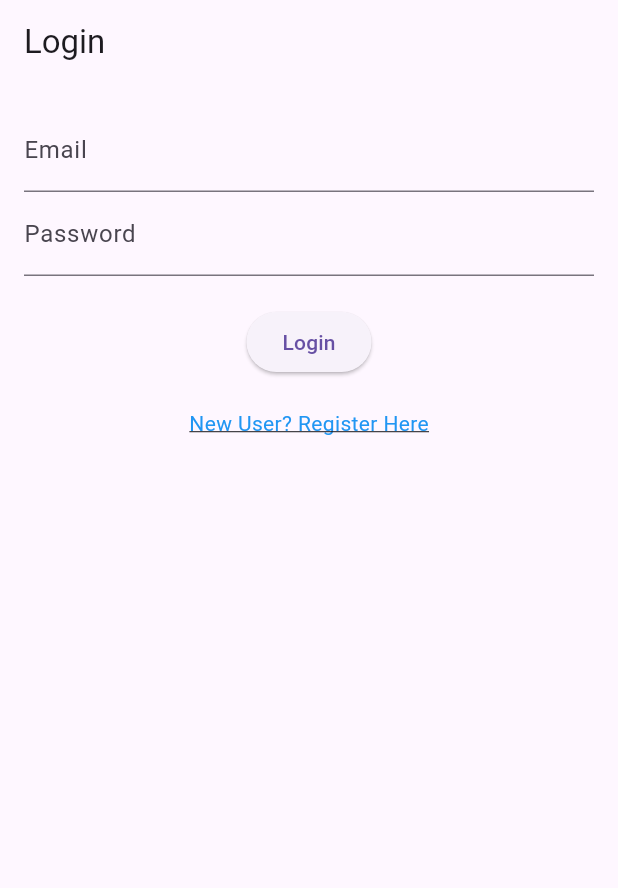
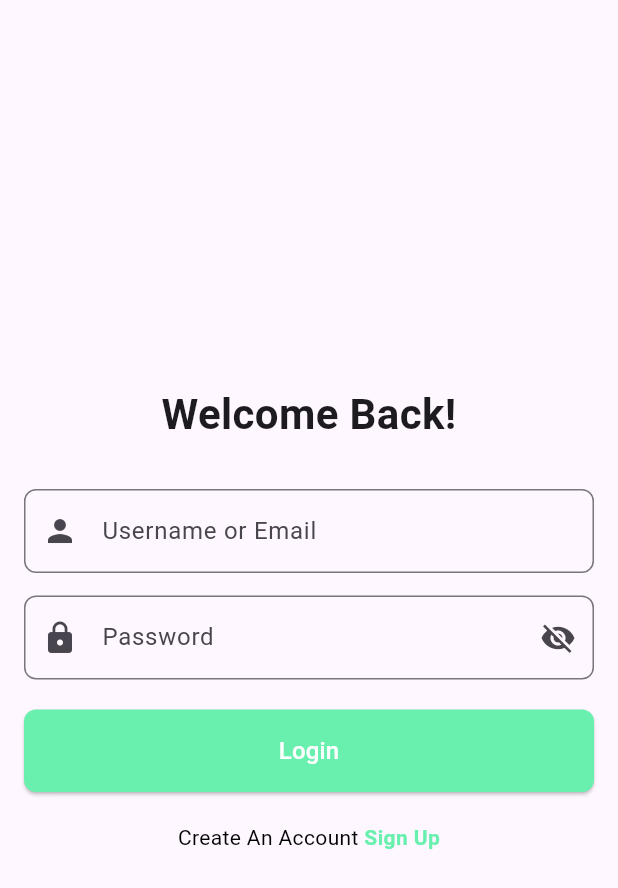
Before and after one commit to Gridiffin/USQ1, a Flutter app: the screen it shows after launch, on a phone screen of 412 x 824 dp. Shown: the top 888 px of the screen. Run offline on Flutter 3.47's test engine with Material 3 defaults, Android fonts, the phone set to English and light mode, and no system bars; our stand-ins replace firebase_auth, firebase_core; accounts and stored records are empty.

Commit message:
latest login and register interface

```diff
--- a/lib/src/screens/auth/loginscreen.dart
+++ b/lib/src/screens/auth/loginscreen.dart
@@ -13,6 +13,7 @@ class _LoginScreenState extends State<LoginScreen> {
   final _passwordController = TextEditingController();
   final AuthService _authService = AuthService();
 
+  bool _isPasswordVisible = false;
   String? _errorMessage;
 
   void _login() async {
@@ -42,32 +43,81 @@ class _LoginScreenState extends State<LoginScreen> {
   @override
   Widget build(BuildContext context) {
     return Scaffold(
-      appBar: AppBar(
-        title: Text('Login'),
-      ),
       body: Padding(
         padding: EdgeInsets.all(16.0),
+        child: Center(
+          child: SingleChildScrollView(
             child: Column(
+              mainAxisAlignment: MainAxisAlignment.center,
+              crossAxisAlignment: CrossAxisAlignment.stretch,
               children: [
+                Text(
+                  'Welcome Back!',
+                  style: TextStyle(
+                    fontSize: 28.0,
+                    fontWeight: FontWeight.bold,
+                  ),
+                  textAlign: TextAlign.center,
+                ),
+                SizedBox(height: 30),
                 TextField(
                   controller: _emailController,
-              decoration: InputDecoration(labelText: 'Email'),
+                  decoration: InputDecoration(
+                    prefixIcon: Icon(Icons.person),
+                    hintText: 'Username or Email',
+                    border: OutlineInputBorder(
+                      borderRadius: BorderRadius.circular(8.0),
                     ),
+                  ),
+                ),
+                SizedBox(height: 15),
                 TextField(
                   controller: _passwordController,
-              obscureText: true,
-              decoration: InputDecoration(labelText: 'Password'),
+                  obscureText: !_isPasswordVisible,
+                  decoration: InputDecoration(
+                    prefixIcon: Icon(Icons.lock),
+                    suffixIcon: IconButton(
+                      icon: Icon(
+                        _isPasswordVisible
+                            ? Icons.visibility
+                            : Icons.visibility_off,
+                      ),
+                      onPressed: () {
+                        setState(() {
+                          _isPasswordVisible = !_isPasswordVisible;
+                        });
+                      },
+                    ),
+                    hintText: 'Password',
+                    border: OutlineInputBorder(
+                      borderRadius: BorderRadius.circular(8.0),
+                    ),
+                  ),
                 ),
                 SizedBox(height: 20),
                 ElevatedButton(
                   onPressed: _login,
-              child: Text('Login'),
+                  style: ElevatedButton.styleFrom(
+                    backgroundColor: Colors.greenAccent,
+                    padding: EdgeInsets.symmetric(vertical: 16.0),
+                    shape: RoundedRectangleBorder(
+                      borderRadius: BorderRadius.circular(8.0),
+                    ),
+                  ),
+                  child: Text(
+                    'Login',
+                    style: TextStyle(
+                      fontSize: 16.0,
+                      color: Colors.white,
+                    ),
+                  ),
                 ),
                 if (_errorMessage != null) ...[
                   SizedBox(height: 10),
                   Text(
                     _errorMessage!,
-                style: TextStyle(color: Colors.red),
+                    style: TextStyle(color: Colors.greenAccent),
+                    textAlign: TextAlign.center,
                   ),
                 ],
                 SizedBox(height: 20),
@@ -78,17 +128,28 @@ class _LoginScreenState extends State<LoginScreen> {
                       MaterialPageRoute(builder: (context) => RegisterScreen()),
                     );
                   },
-              child: Text(
-                'New User? Register Here',
+                  child: Text.rich(
+                    TextSpan(
+                      text: 'Create An Account ',
+                      style: TextStyle(color: Colors.black),
+                      children: [
+                        TextSpan(
+                          text: 'Sign Up',
                           style: TextStyle(
-                  color: Colors.blue,
-                  decoration: TextDecoration.underline,
+                            color: Colors.greenAccent,
+                            fontWeight: FontWeight.bold,
                           ),
+                        ),
+                      ],
+                    ),
+                    textAlign: TextAlign.center,
                   ),
                 ),
               ],
             ),
           ),
+        ),
+      ),
     );
   }
 }
```
Also changed, not shown: lib/src/screens/auth/registerscreen.dart (+66 -7 lines). Lines whose indentation alone changed are shown as unchanged.
